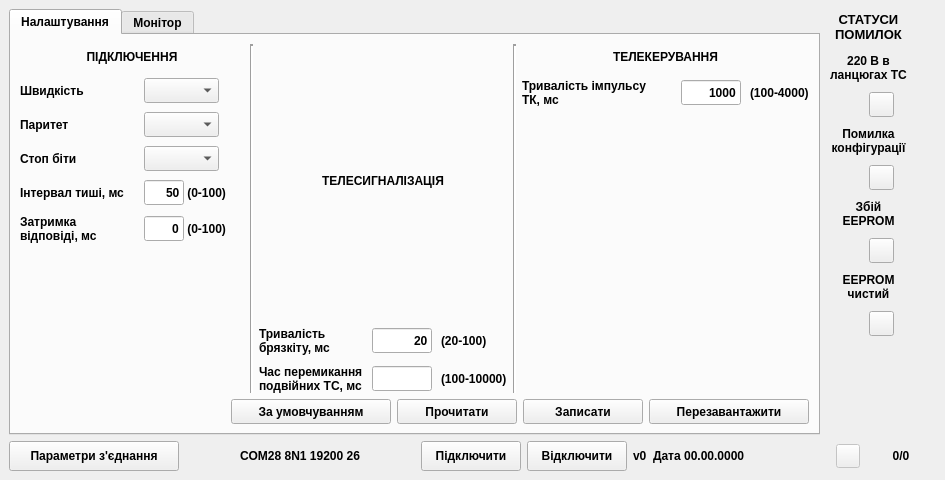
Before: the Qt Designer form mdio.ui in Goodjamp/Mdio, drawn with Qt 5.
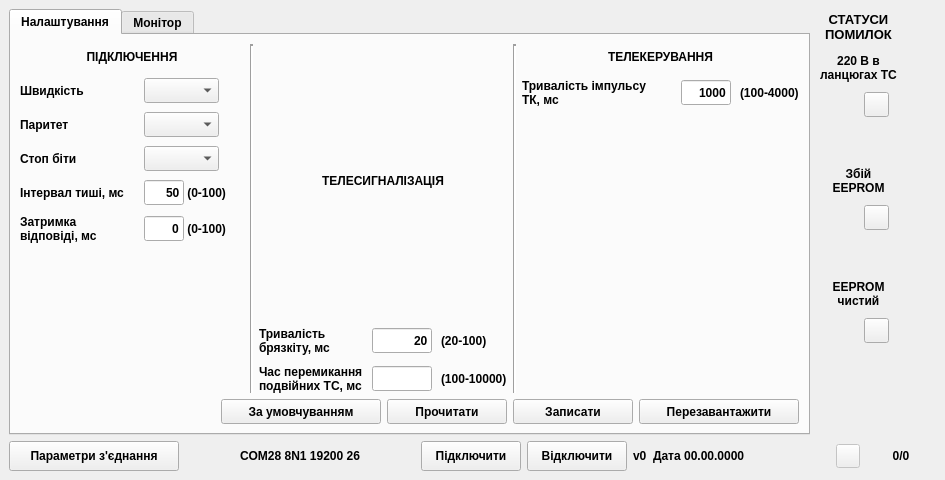
After: the same form once the commit is applied.

Commit message:
Removed the *Error Configuration* status processing and indication
- Updated UI indication (color and strings)

Patch:
```diff
--- a/mdio.ui
+++ b/mdio.ui
@@ -784,13 +784,13 @@
                  <widget class="QLineEdit" name="lePulsDuration">
                   <property name="minimumSize">
                    <size>
-                    <width>60</width>
+                    <width>50</width>
                     <height>25</height>
                    </size>
                   </property>
                   <property name="maximumSize">
                    <size>
-                    <width>60</width>
+                    <width>50</width>
                     <height>25</height>
                    </size>
                   </property>
@@ -1144,6 +1144,19 @@
         </item>
         <item>
          <layout class="QGridLayout" name="gridLayout_2">
+          <item row="3" column="0">
+           <spacer name="verticalSpacer_5">
+            <property name="orientation">
+             <enum>Qt::Vertical</enum>
+            </property>
+            <property name="sizeHint" stdset="0">
+             <size>
+              <width>20</width>
+              <height>40</height>
+             </size>
+            </property>
+           </spacer>
+          </item>
           <item row="0" column="0">
            <widget class="QLabel" name="l220STate">
             <property name="minimumSize">
@@ -1174,6 +1187,61 @@
             </property>
            </widget>
           </item>
+          <item row="5" column="0">
+           <layout class="QHBoxLayout" name="horizontalLayout_10">
+            <property name="spacing">
+             <number>0</number>
+            </property>
+            <item>
+             <spacer name="horizontalSpacer_19">
+              <property name="orientation">
+               <enum>Qt::Horizontal</enum>
+              </property>
+              <property name="sizeHint" stdset="0">
+               <size>
+                <width>40</width>
+                <height>20</height>
+               </size>
+              </property>
+             </spacer>
+            </item>
+            <item>
+             <widget class="QPushButton" name="pbEepromStatus">
+              <property name="minimumSize">
+               <size>
+                <width>25</width>
+                <height>25</height>
+               </size>
+              </property>
+              <property name="maximumSize">
+               <size>
+                <width>25</width>
+                <height>25</height>
+               </size>
+              </property>
+              <property name="text">
+               <string/>
+              </property>
+              <property name="checkable">
+               <bool>true</bool>
+              </property>
+             </widget>
+            </item>
+            <item>
+             <spacer name="horizontalSpacer_20">
+              <property name="orientation">
+               <enum>Qt::Horizontal</enum>
+              </property>
+              <property name="sizeHint" stdset="0">
+               <size>
+                <width>40</width>
+                <height>20</height>
+               </size>
+              </property>
+             </spacer>
+            </item>
+           </layout>
+          </item>
           <item row="1" column="0">
            <layout class="QHBoxLayout" name="horizontalLayout_8">
             <property name="spacing">
@@ -1229,7 +1297,7 @@
             </item>
            </layout>
           </item>
-          <item row="5" column="0">
+          <item row="4" column="0">
            <widget class="QLabel" name="label_6">
             <property name="minimumSize">
              <size>
@@ -1259,90 +1327,73 @@
             </property>
            </widget>
           </item>
-          <item row="2" column="0">
-           <widget class="QLabel" name="label_7">
-            <property name="minimumSize">
-             <size>
-              <width>85</width>
-              <height>30</height>
-             </size>
+          <item row="8" column="0">
+           <layout class="QHBoxLayout" name="horizontalLayout_11">
+            <property name="spacing">
+             <number>0</number>
             </property>
-            <property name="maximumSize">
-             <size>
-              <width>85</width>
-              <height>30</height>
-             </size>
-            </property>
-            <property name="font">
-             <font>
-              <pointsize>9</pointsize>
-              <weight>75</weight>
-              <bold>true</bold>
-             </font>
-            </property>
-            <property name="text">
-             <string>Помилка
-конфігурації</string>
-            </property>
-            <property name="alignment">
-             <set>Qt::AlignCenter</set>
-            </property>
-           </widget>
+            <item>
+             <spacer name="horizontalSpacer_21">
+              <property name="orientation">
+               <enum>Qt::Horizontal</enum>
+              </property>
+              <property name="sizeHint" stdset="0">
+               <size>
+                <width>40</width>
+                <height>20</height>
+               </size>
+              </property>
+             </spacer>
+            </item>
+            <item>
+             <widget class="QPushButton" name="pbEepromClearStatus">
+              <property name="minimumSize">
+               <size>
+                <width>25</width>
+                <height>25</height>
+               </size>
+              </property>
+              <property name="maximumSize">
+               <size>
+                <width>25</width>
+                <height>25</height>
+               </size>
+              </property>
+              <property name="text">
+               <string/>
+              </property>
+              <property name="checkable">
+               <bool>true</bool>
+              </property>
+             </widget>
+            </item>
+            <item>
+             <spacer name="horizontalSpacer_22">
+              <property name="orientation">
+               <enum>Qt::Horizontal</enum>
+              </property>
+              <property name="sizeHint" stdset="0">
+               <size>
+                <width>40</width>
+                <height>20</height>
+               </size>
+              </property>
+             </spacer>
+            </item>
+           </layout>
           </item>
           <item row="6" column="0">
-           <layout class="QHBoxLayout" name="horizontalLayout_10">
-            <property name="spacing">
-             <number>0</number>
+           <spacer name="verticalSpacer_6">
+            <property name="orientation">
+             <enum>Qt::Vertical</enum>
             </property>
-            <item>
-             <spacer name="horizontalSpacer_19">
-              <property name="orientation">
-               <enum>Qt::Horizontal</enum>
-              </property>
-              <property name="sizeHint" stdset="0">
-               <size>
-                <width>40</width>
-                <height>20</height>
-               </size>
-              </property>
-             </spacer>
-            </item>
-            <item>
-             <widget class="QPushButton" name="pbEepromStatus">
-              <property name="minimumSize">
-               <size>
-                <width>25</width>
-                <height>25</height>
-               </size>
-              </property>
-              <property name="maximumSize">
-               <size>
-                <width>25</width>
-                <height>25</height>
-               </size>
-              </property>
-              <property name="text">
-               <string/>
-              </property>
-              <property name="checkable">
-               <bool>true</bool>
-              </property>
-             </widget>
-            </item>
-            <item>
-             <spacer name="horizontalSpacer_20">
-              <property name="orientation">
-               <enum>Qt::Horizontal</enum>
-              </property>
-              <property name="sizeHint" stdset="0">
-               <size>
-                <width>40</width>
-                <height>20</height>
-               </size>
-              </property>
-             </spacer>
-            </item>
-           </layout>
+            <property name="sizeHint" stdset="0">
+             <size>
+              <width>20</width>
+              <height>40</height>
+             </size>
+            </property>
+           </spacer>
           </item>
           <item row="7" column="0">
            <widget class="QLabel" name="label_12">
@@ -1374,118 +1425,28 @@
             </property>
            </widget>
           </item>
-          <item row="3" column="0">
+          <item row="2" column="0">
            <layout class="QHBoxLayout" name="horizontalLayout_9">
             <property name="spacing">
              <number>0</number>
             </property>
-            <item>
-             <spacer name="horizontalSpacer_17">
-              <property name="orientation">
-               <enum>Qt::Horizontal</enum>
-              </property>
-              <property name="sizeHint" stdset="0">
-               <size>
-                <width>40</width>
-                <height>20</height>
-               </size>
-              </property>
-             </spacer>
-            </item>
-            <item>
-             <widget class="QPushButton" name="pbConfigurationError">
-              <property name="minimumSize">
-               <size>
-                <width>25</width>
-                <height>25</height>
-               </size>
-              </property>
-              <property name="maximumSize">
-               <size>
-                <width>25</width>
-                <height>25</height>
-               </size>
-              </property>
-              <property name="text">
-               <string/>
-              </property>
-              <property name="checkable">
-               <bool>true</bool>
-              </property>
-             </widget>
-            </item>
-            <item>
-             <spacer name="horizontalSpacer_18">
-              <property name="orientation">
-               <enum>Qt::Horizontal</enum>
-              </property>
-              <property name="sizeHint" stdset="0">
-               <size>
-                <width>40</width>
-                <height>20</height>
-               </size>
-              </property>
-             </spacer>
-            </item>
-           </layout>
-          </item>
-          <item row="8" column="0">
-           <layout class="QHBoxLayout" name="horizontalLayout_11">
-            <property name="spacing">
-             <number>0</number>
-            </property>
-            <item>
-             <spacer name="horizontalSpacer_21">
-              <property name="orientation">
-               <enum>Qt::Horizontal</enum>
-              </property>
-              <property name="sizeHint" stdset="0">
-               <size>
-                <width>40</width>
-                <height>20</height>
-               </size>
-              </property>
-             </spacer>
-            </item>
-            <item>
-             <widget class="QPushButton" name="pbEepromClearStatus">
-              <property name="minimumSize">
-               <size>
-                <width>25</width>
-                <height>25</height>
-               </size>
-              </property>
-              <property name="maximumSize">
-               <size>
-                <width>25</width>
-                <height>25</height>
-               </size>
-              </property>
-              <property name="text">
-               <string/>
-              </property>
-              <property name="checkable">
-               <bool>true</bool>
-              </property>
-             </widget>
-            </item>
-            <item>
-             <spacer name="horizontalSpacer_22">
-              <property name="orientation">
-               <enum>Qt::Horizontal</enum>
-              </property>
-              <property name="sizeHint" stdset="0">
-               <size>
-                <width>40</width>
-                <height>20</height>
-               </size>
-              </property>
-             </spacer>
-            </item>
            </layout>
           </item>
          </layout>
         </item>
+        <item>
+         <spacer name="verticalSpacer_7">
+          <property name="orientation">
+           <enum>Qt::Vertical</enum>
+          </property>
+          <property name="sizeHint" stdset="0">
+           <size>
+            <width>20</width>
+            <height>40</height>
+           </size>
+          </property>
+         </spacer>
+        </item>
         <item>
          <spacer name="verticalSpacer_2">
           <property name="orientation">
```
The commit also changes 7 other files.
